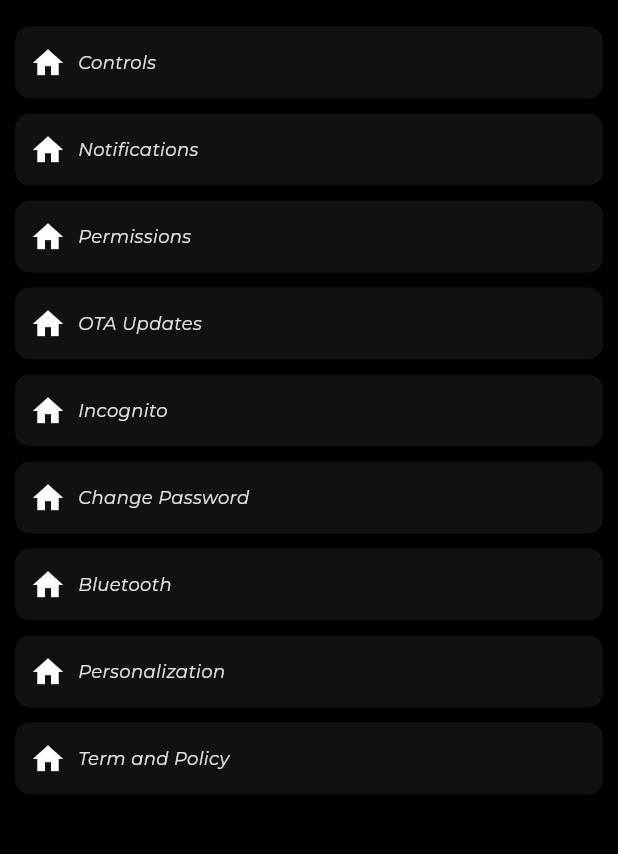
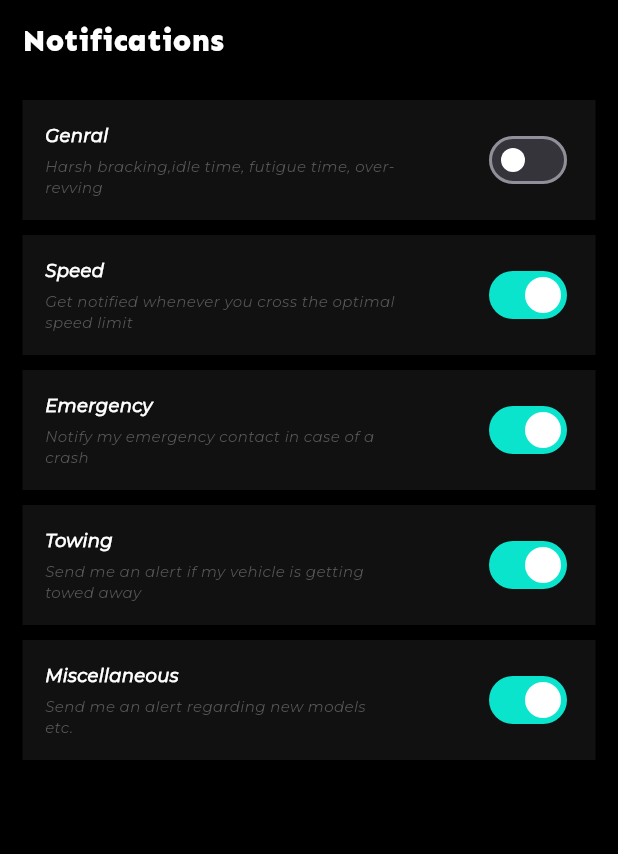
Before and after one commit to Prithvi-raptee/dino, a Flutter app: the SettingScreen screen opened directly, after a tap on "Notifications", on a phone screen of 412 x 824 dp, the part 65-919 px from its top. Run offline on Flutter 3.47's test engine with Material 3 defaults, Android fonts, the phone set to English and light mode, and no system bars; our stand-ins replace carousel_slider, otp_text_field, percent_indicator; missing offline and left inert: qr_code_scanner; project files that could hold a hidden picture were left out.

Commit message:
Icognito, Bluetooth screen and ore screen added

```diff
--- /dev/null
+++ b/lib/component/switch_with_details_setting_button.dart
@@ -0,0 +1,60 @@
+import 'package:dino/component/style.dart';
+import 'package:dino/constant/clr.dart';
+import 'package:flutter/material.dart';
+
+Container swithWithDetailsWidget(
+    {required bool initialValue,
+    required String title,
+    required String desc,
+    required VoidCallback onChanged}) {
+  return Container(
+    margin: const EdgeInsets.symmetric(horizontal: 15, vertical: 5),
+    padding: const EdgeInsets.all(15),
+    color: Clr.grey1,
+    child: Row(
+      children: [
+        Expanded(
+          flex: 2,
+          child: Column(
+            crossAxisAlignment: CrossAxisAlignment.start,
+            children: [
+              Text(
+                title,
+                style: Style.fadeTextStyle(
+                    color: Clr.white, fontWeight: FontWeight.w600),
+              ),
+              const SizedBox(
+                height: 5,
+              ),
+              if (desc.isNotEmpty)
+                Text(
+                  desc,
+                  style: Style.fadeTextStyle(
+                      fontSize: 10,
+                      color: Clr.grey,
+                      fontWeight: FontWeight.w500),
+                )
+            ],
+          ),
+        ),
+        Expanded(
+          child: Align(
+            alignment: Alignment.centerRight,
+            child: SizedBox(
+              height: 10,
+              child: Switch(
+                  activeColor: Clr.teal,
+                  activeTrackColor: Clr.teal,
+                  thumbColor:
+                      MaterialStateProperty.resolveWith((states) => Clr.white),
+                  value: initialValue,
+                  onChanged: (newSetting) {
+                    onChanged();
+                  }),
+            ),
+          ),
+        )
+      ],
+    ),
+  );
+}
--- a/lib/constant/clr.dart
+++ b/lib/constant/clr.dart
@@ -18,4 +18,5 @@ class Clr {
   static const Color red = Colors.red;
   static const Color yellow = Colors.yellow;
   static const Color green = Colors.green;
+  static const Color green1r = Color(0xFF7FFF43);
 }
--- /dev/null
+++ b/lib/screen/notification_setting_screen.dart
@@ -0,0 +1,90 @@
+import 'package:dino/component/appbar.dart';
+import 'package:dino/component/style.dart';
+import 'package:dino/component/switch_with_details_setting_button.dart';
+import 'package:dino/constant/app_font.dart';
+import 'package:dino/constant/clr.dart';
+
+import 'package:flutter/material.dart';
+
+class NotificationSettingScreen extends StatefulWidget {
+  const NotificationSettingScreen({super.key});
+
+  @override
+  State<NotificationSettingScreen> createState() =>
+      _NotificationSettingScreenState();
+}
+
+class _NotificationSettingScreenState extends State<NotificationSettingScreen> {
+  bool isGenral = false;
+  bool isSpeed = true;
+  bool isEmegency = true;
+  bool isTowling = true;
+  bool isMiscellaneous = true;
+  @override
+  Widget build(BuildContext context) {
+    return Scaffold(
+        appBar: appBar(context, "Settings"),
+        backgroundColor: Clr.black,
+        body: Column(children: [
+          Align(
+            alignment: Alignment.centerLeft,
+            child: Padding(
+              padding: const EdgeInsets.only(left: 15),
+              child: Text(
+                "Notifications",
+                style: Style.headingTextStyle(
+                    fontSize: 20,
+                    fontFamily: AppFont.sen,
+                    fontWeight: FontWeight.bold),
+              ),
+            ),
+          ),
+          const SizedBox(height: 20),
+          swithWithDetailsWidget(
+              initialValue: isGenral,
+              desc: "Harsh bracking,idle time, futigue time, over-revving",
+              title: "Genral",
+              onChanged: () {
+                setState(() {
+                  isGenral = !isGenral;
+                });
+              }),
+          swithWithDetailsWidget(
+              initialValue: isSpeed,
+              desc: "Get notified whenever you cross the optimal speed limit",
+              title: "Speed",
+              onChanged: () {
+                setState(() {
+                  isSpeed = !isSpeed;
+                });
+              }),
+          swithWithDetailsWidget(
+              initialValue: isEmegency,
+              desc: "Notify my emergency contact in case of a crash",
+              title: "Emergency",
+              onChanged: () {
+                setState(() {
+                  isEmegency = !isEmegency;
+                });
+              }),
+          swithWithDetailsWidget(
+              initialValue: isTowling,
+              desc: "Send me an alert if my vehicle is getting towed away",
+              title: "Towing",
+              onChanged: () {
+                setState(() {
+                  isTowling = !isTowling;
+                });
+              }),
+          swithWithDetailsWidget(
+              initialValue: isMiscellaneous,
+              desc: "Send me an alert regarding new models etc. ",
+              title: "Miscellaneous",
+              onChanged: () {
+                setState(() {
+                  isMiscellaneous = !isMiscellaneous;
+                });
+              }),
+        ]));
+  }
+}
--- a/lib/screen/setting_screen.dart
+++ b/lib/screen/setting_screen.dart
@@ -2,6 +2,10 @@ import 'package:dino/component/appbar.dart';
 import 'package:dino/component/drawer_button.dart';
 import 'package:dino/constant/clr.dart';
 import 'package:dino/screen/controll_screen.dart';
+import 'package:dino/screen/icognito_setting_screen.dart';
+import 'package:dino/screen/notification_setting_screen.dart';
+import 'package:dino/screen/permission_setting_screen.dart';
+import 'package:dino/screen/security_settings.dart';
 import 'package:flutter/material.dart';
 
 class SettingScreen extends StatelessWidget {
@@ -23,17 +27,47 @@ class SettingScreen extends StatelessWidget {
                       builder: (context) => const ControlScreen()));
             }),
         CustDrawerButton(
-            title: "Notifications", icon: Icon(Icons.home), onPress: () {}),
+            title: "Notifications",
+            icon: const Icon(Icons.home),
+            onPress: () {
+              Navigator.push(
+                  context,
+                  MaterialPageRoute(
+                      builder: (context) => const NotificationSettingScreen()));
+            }),
         CustDrawerButton(
-            title: "Permissions", icon: Icon(Icons.home), onPress: () {}),
+            title: "Permissions",
+            icon: const Icon(Icons.home),
+            onPress: () {
+              Navigator.push(
+                  context,
+                  MaterialPageRoute(
+                      builder: (context) => const PermissionScreen()));
+            }),
         CustDrawerButton(
             title: "OTA Updates", icon: Icon(Icons.home), onPress: () {}),
         CustDrawerButton(
-            title: "Incognito", icon: Icon(Icons.home), onPress: () {}),
+            title: "Incognito",
+            icon: const Icon(Icons.hide_image),
+            onPress: () {
+              Navigator.push(
+                  context,
+                  MaterialPageRoute(
+                      builder: (context) => const IcognitoSettingScreen()));
+            }),
         CustDrawerButton(
-            title: "Change Password", icon: Icon(Icons.home), onPress: () {}),
+            title: "Security",
+            icon: const Icon(Icons.security),
+            onPress: () {
+              Navigator.push(
+                  context,
+                  MaterialPageRoute(
+                      builder: (context) => const SecuritySettingScreen()));
+            }),
         CustDrawerButton(
-            title: "Bluetooth", icon: Icon(Icons.home), onPress: () {}),
+            title: "Bluetooth",
+            icon: const Icon(Icons.bluetooth),
+            onPress: () {}),
         CustDrawerButton(
             title: "Personalization", icon: Icon(Icons.home), onPress: () {}),
         CustDrawerButton(
```
Also changed, not shown: lib/screen/bluetooth_setting_screen.dart (added, +36 -0 lines), lib/screen/icognito_setting_screen.dart (added, +51 -0 lines), lib/screen/permission_setting_screen.dart (added, +80 -0 lines), lib/screen/security_settings.dart (added, +80 -0 lines), lib/screen/control_setting_screen.dart (renamed from lib/screen/controll_screen.dart).
